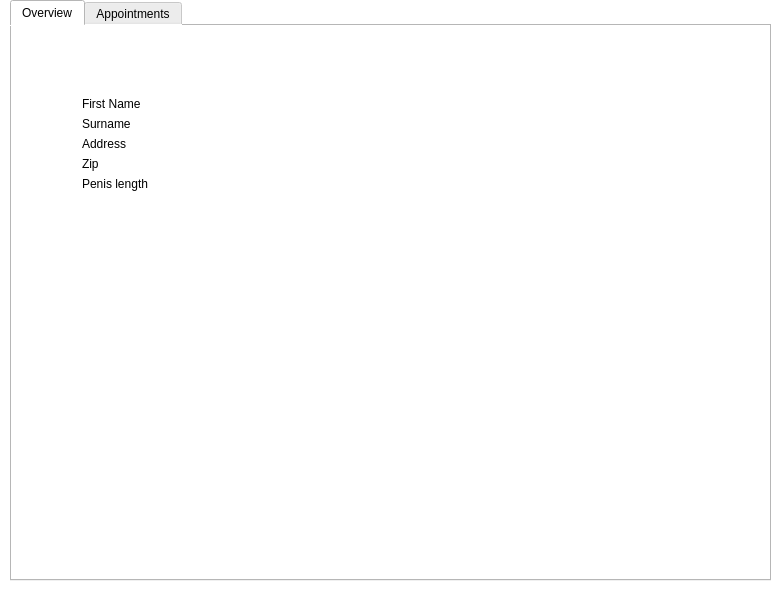
SimenSch/ProjectSAS, file ProjectSAS/application.ui: the form before one commit.
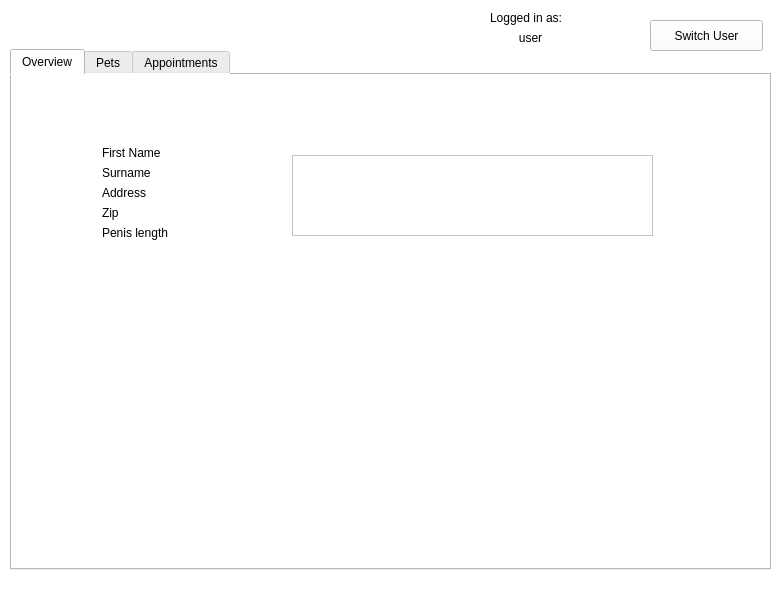
The form after the commit. The open tabs and pages were chosen to show the change. Icons and pictures are not drawn.

What changed in the file:
```diff
--- a/ProjectSAS/application.ui
+++ b/ProjectSAS/application.ui
@@ -26,7 +26,7 @@
     <string notr="true">background-color: white;</string>
    </property>
    <property name="currentIndex">
-    <number>2</number>
+    <number>1</number>
    </property>
    <widget class="QWidget" name="LoginPage">
     <property name="styleSheet">
@@ -120,131 +120,300 @@
       <string>Wrong Username/Password</string>
      </property>
     </widget>
-   </widget>
-   <widget class="QWidget" name="UserMenuPage">
-    <widget class="QTabWidget" name="tabWidget">
+    <widget class="QLabel" name="sasPicLabel">
      <property name="geometry">
       <rect>
-       <x>10</x>
-       <y>0</y>
-       <width>761</width>
-       <height>581</height>
+       <x>300</x>
+       <y>100</y>
+       <width>201</width>
+       <height>121</height>
       </rect>
      </property>
-     <property name="currentIndex">
-      <number>2</number>
+     <property name="text">
+      <string/>
      </property>
-     <widget class="QWidget" name="OverviewTab">
-      <property name="toolTip">
-       <string>&lt;html&gt;&lt;head/&gt;&lt;body&gt;&lt;p&gt;Overview&lt;/p&gt;&lt;/body&gt;&lt;/html&gt;</string>
-      </property>
-      <property name="whatsThis">
-       <string/>
-      </property>
-      <attribute name="title">
-       <string>Overview</string>
-      </attribute>
-     </widget>
-     <widget class="QWidget" name="Hei">
-      <attribute name="title">
-       <string>Pets</string>
-      </attribute>
-     </widget>
-     <widget class="QWidget" name="Appointments">
-      <attribute name="title">
-       <string>Appointments</string>
-      </attribute>
-     </widget>
+     <property name="pixmap">
+      <pixmap>../build-ProjectSAS-Desktop_Qt_5_10_0_clang_64bit-Debug/sas.svg</pixmap>
+     </property>
     </widget>
    </widget>
-   <widget class="QWidget" name="EmployeePage">
-    <widget class="QTabWidget" name="tabWidget_2">
+   <widget class="QWidget" name="mainPage">
+    <widget class="QStackedWidget" name="mainStack">
      <property name="geometry">
       <rect>
-       <x>10</x>
-       <y>0</y>
-       <width>761</width>
-       <height>581</height>
+       <x>0</x>
+       <y>39</y>
+       <width>781</width>
+       <height>551</height>
       </rect>
      </property>
-     <property name="currentIndex">
-      <number>0</number>
-     </property>
-     <widget class="QWidget" name="tab">
-      <attribute name="title">
-       <string>Overview</string>
-      </attribute>
-      <widget class="QLabel" name="label">
+     <widget class="QWidget" name="customerPage">
+      <widget class="QTabWidget" name="tabWidget_3">
        <property name="geometry">
         <rect>
-         <x>70</x>
-         <y>70</y>
-         <width>71</width>
-         <height>16</height>
+         <x>10</x>
+         <y>10</y>
+         <width>761</width>
+         <height>521</height>
         </rect>
        </property>
-       <property name="text">
-        <string>First Name</string>
+       <property name="currentIndex">
+        <number>0</number>
        </property>
+       <widget class="QWidget" name="OverviewTab_3">
+        <property name="toolTip">
+         <string>&lt;html&gt;&lt;head/&gt;&lt;body&gt;&lt;p&gt;Overview&lt;/p&gt;&lt;/body&gt;&lt;/html&gt;</string>
+        </property>
+        <property name="whatsThis">
+         <string/>
+        </property>
+        <attribute name="title">
+         <string>Overview</string>
+        </attribute>
+        <widget class="QLabel" name="label_9">
+         <property name="geometry">
+          <rect>
+           <x>90</x>
+           <y>130</y>
+           <width>60</width>
+           <height>16</height>
+          </rect>
+         </property>
+         <property name="text">
+          <string>Zip</string>
+         </property>
+        </widget>
+        <widget class="QLabel" name="label_10">
+         <property name="geometry">
+          <rect>
+           <x>90</x>
+           <y>150</y>
+           <width>81</width>
+           <height>16</height>
+          </rect>
+         </property>
+         <property name="text">
+          <string>Penis length</string>
+         </property>
+        </widget>
+        <widget class="QLabel" name="label_12">
+         <property name="geometry">
+          <rect>
+           <x>90</x>
+           <y>70</y>
+           <width>71</width>
+           <height>16</height>
+          </rect>
+         </property>
+         <property name="text">
+          <string>First Name</string>
+         </property>
+        </widget>
+        <widget class="QLabel" name="label_13">
+         <property name="geometry">
+          <rect>
+           <x>90</x>
+           <y>90</y>
+           <width>60</width>
+           <height>16</height>
+          </rect>
+         </property>
+         <property name="text">
+          <string>Surname</string>
+         </property>
+        </widget>
+        <widget class="QLabel" name="label_14">
+         <property name="geometry">
+          <rect>
+           <x>90</x>
+           <y>110</y>
+           <width>60</width>
+           <height>16</height>
+          </rect>
+         </property>
+         <property name="text">
+          <string>Address</string>
+         </property>
+        </widget>
+       </widget>
+       <widget class="QWidget" name="Hei_3">
+        <attribute name="title">
+         <string>Pets</string>
+        </attribute>
+       </widget>
+       <widget class="QWidget" name="Appointments_3">
+        <attribute name="title">
+         <string>Appointments</string>
+        </attribute>
+       </widget>
       </widget>
-      <widget class="QLabel" name="label_2">
+     </widget>
+     <widget class="QWidget" name="employeePage">
+      <widget class="QTabWidget" name="tabWidget_4">
        <property name="geometry">
         <rect>
-         <x>70</x>
-         <y>90</y>
-         <width>60</width>
-         <height>16</height>
+         <x>10</x>
+         <y>10</y>
+         <width>761</width>
+         <height>521</height>
         </rect>
        </property>
-       <property name="text">
-        <string>Surname</string>
+       <property name="currentIndex">
+        <number>0</number>
        </property>
+       <widget class="QWidget" name="OverviewTab_4">
+        <property name="toolTip">
+         <string>&lt;html&gt;&lt;head/&gt;&lt;body&gt;&lt;p&gt;Overview&lt;/p&gt;&lt;/body&gt;&lt;/html&gt;</string>
+        </property>
+        <property name="whatsThis">
+         <string/>
+        </property>
+        <attribute name="title">
+         <string>Overview</string>
+        </attribute>
+        <widget class="QLabel" name="label_11">
+         <property name="geometry">
+          <rect>
+           <x>90</x>
+           <y>130</y>
+           <width>60</width>
+           <height>16</height>
+          </rect>
+         </property>
+         <property name="text">
+          <string>Zip</string>
+         </property>
+        </widget>
+        <widget class="QLabel" name="label_15">
+         <property name="geometry">
+          <rect>
+           <x>90</x>
+           <y>150</y>
+           <width>81</width>
+           <height>16</height>
+          </rect>
+         </property>
+         <property name="text">
+          <string>Penis length</string>
+         </property>
+        </widget>
+        <widget class="QLabel" name="label_16">
+         <property name="geometry">
+          <rect>
+           <x>90</x>
+           <y>70</y>
+           <width>71</width>
+           <height>16</height>
+          </rect>
+         </property>
+         <property name="text">
+          <string>First Name</string>
+         </property>
+        </widget>
+        <widget class="QLabel" name="label_17">
+         <property name="geometry">
+          <rect>
+           <x>90</x>
+           <y>90</y>
+           <width>60</width>
+           <height>16</height>
+          </rect>
+         </property>
+         <property name="text">
+          <string>Surname</string>
+         </property>
+        </widget>
+        <widget class="QLabel" name="label_18">
+         <property name="geometry">
+          <rect>
+           <x>90</x>
+           <y>110</y>
+           <width>60</width>
+           <height>16</height>
+          </rect>
+         </property>
+         <property name="text">
+          <string>Address</string>
+         </property>
+        </widget>
+        <widget class="QScrollArea" name="scrollArea">
+         <property name="geometry">
+          <rect>
+           <x>280</x>
+           <y>80</y>
+           <width>361</width>
+           <height>81</height>
+          </rect>
+         </property>
+         <property name="widgetResizable">
+          <bool>true</bool>
+         </property>
+         <widget class="QWidget" name="scrollAreaWidgetContents">
+          <property name="geometry">
+           <rect>
+            <x>0</x>
+            <y>0</y>
+            <width>359</width>
+            <height>79</height>
+           </rect>
+          </property>
+         </widget>
+        </widget>
+       </widget>
+       <widget class="QWidget" name="Hei_4">
+        <attribute name="title">
+         <string>Pets</string>
+        </attribute>
+       </widget>
+       <widget class="QWidget" name="Appointments_4">
+        <attribute name="title">
+         <string>Appointments</string>
+        </attribute>
+       </widget>
       </widget>
-      <widget class="QLabel" name="label_5">
-       <property name="geometry">
-        <rect>
-         <x>70</x>
-         <y>110</y>
-         <width>60</width>
-         <height>16</height>
-        </rect>
-       </property>
-       <property name="text">
-        <string>Address</string>
-       </property>
-      </widget>
-      <widget class="QLabel" name="label_6">
-       <property name="geometry">
-        <rect>
-         <x>70</x>
-         <y>150</y>
-         <width>81</width>
-         <height>16</height>
-        </rect>
-       </property>
-       <property name="text">
-        <string>Penis length</string>
-       </property>
-      </widget>
-      <widget class="QLabel" name="label_7">
-       <property name="geometry">
-        <rect>
-         <x>70</x>
-         <y>130</y>
-         <width>60</width>
-         <height>16</height>
-        </rect>
-       </property>
-       <property name="text">
-        <string>Zip</string>
-       </property>
-      </widget>
      </widget>
-     <widget class="QWidget" name="Appointments">
-      <attribute name="title">
-       <string>Appointments</string>
-      </attribute>
-     </widget>
+    </widget>
+    <widget class="QPushButton" name="switchUserButton">
+     <property name="geometry">
+      <rect>
+       <x>650</x>
+       <y>20</y>
+       <width>113</width>
+       <height>31</height>
+      </rect>
+     </property>
+     <property name="text">
+      <string>Switch User</string>
+     </property>
+    </widget>
+    <widget class="QLabel" name="label">
+     <property name="geometry">
+      <rect>
+       <x>490</x>
+       <y>10</y>
+       <width>91</width>
+       <height>16</height>
+      </rect>
+     </property>
+     <property name="text">
+      <string>Logged in as:</string>
+     </property>
+    </widget>
+    <widget class="QLabel" name="userLabel">
+     <property name="geometry">
+      <rect>
+       <x>490</x>
+       <y>30</y>
+       <width>81</width>
+       <height>16</height>
+      </rect>
+     </property>
+     <property name="text">
+      <string>user</string>
+     </property>
+     <property name="alignment">
+      <set>Qt::AlignCenter</set>
+     </property>
     </widget>
    </widget>
   </widget>
```
